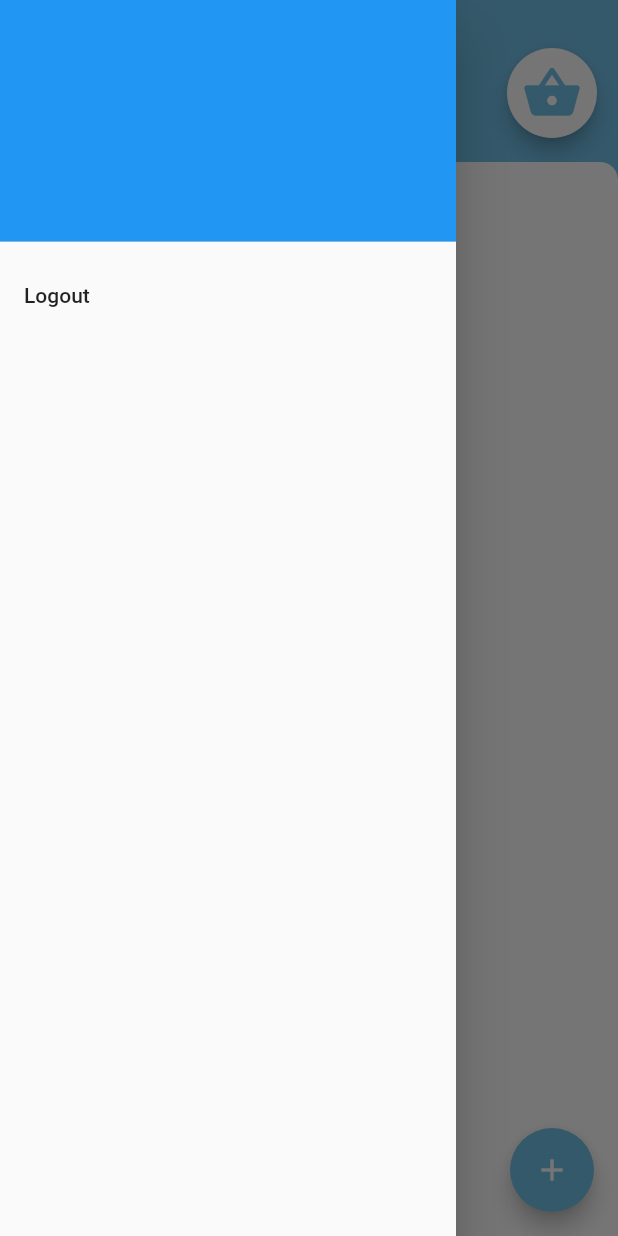
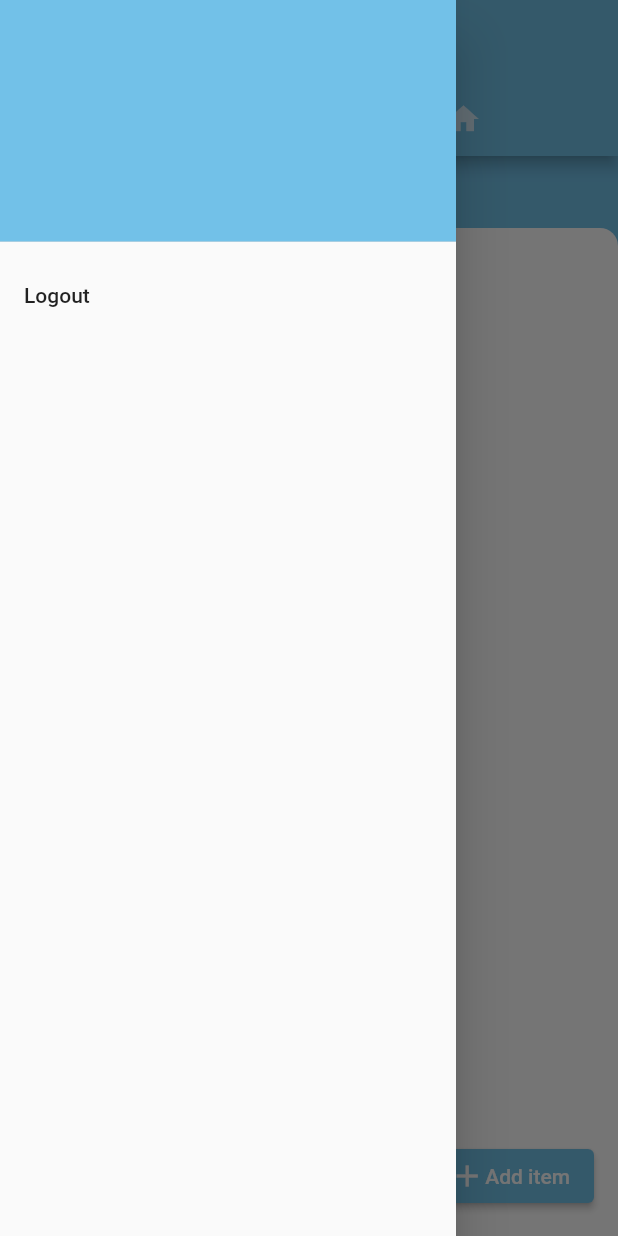
Before and after one commit to tomsitter/the_pantry, a Flutter app: the screen it shows once a user with an empty profile is signed in, with the side drawer open, on a phone screen of 412 x 824 dp. Run offline on Flutter 3.47's test engine with Material 2 defaults, Android fonts, the phone set to English and light mode, and no system bars; our stand-ins replace animated_text_kit, cloud_firestore, firebase_auth, firebase_core, jiffy, loading_overlay; missing offline and left inert: username_generator; accounts and stored records are empty.

Commit message:
Add pantry list, swiping to delete or transfer items

```diff
--- a/lib/main.dart
+++ b/lib/main.dart
@@ -1,14 +1,18 @@
 import 'package:firebase_auth/firebase_auth.dart';
 import 'package:firebase_core/firebase_core.dart';
+import 'package:flutter/cupertino.dart';
 import 'package:flutter/material.dart';
 import 'package:provider/provider.dart';
 import 'package:the_pantry/screens/grocery_screen.dart';
+import 'package:the_pantry/screens/home_screen.dart';
 import 'package:the_pantry/screens/login_screen.dart';
+import 'package:the_pantry/screens/pantry_screen.dart';
 import 'package:the_pantry/screens/registration_screen.dart';
 import 'package:the_pantry/screens/welcome_screen.dart';
 import 'package:the_pantry/services/authentication_service.dart';
 import 'package:the_pantry/services/firestore_service.dart';
 
+import 'constants.dart';
 import 'models/user_data.dart';
 
 Future main() async {
@@ -43,13 +47,18 @@ class MyApp extends StatelessWidget {
         )
       ],
       child: MaterialApp(
+        theme: Theme.of(context).copyWith(
+          primaryColor: AppTheme.blue,
+        ),
         title: 'The Pantry',
         home: AuthenticationWrapper(),
         routes: {
           WelcomeScreen.id: (context) => const WelcomeScreen(),
           LoginScreen.id: (context) => const LoginScreen(),
-          GroceryScreen.id: (context) => const GroceryScreen(),
           RegistrationScreen.id: (context) => const RegistrationScreen(),
+          HomeScreen.id: (context) => const HomeScreen(),
+          // PantryScreen.id: (context) => const PantryScreen(),
+          // GroceryScreen.id: (context) => const GroceryScreen(),
         },
       ),
     );
@@ -62,7 +71,7 @@ class AuthenticationWrapper extends StatelessWidget {
     final firebaseUser = context.watch<User?>();
 
     if (firebaseUser != null) {
-      return GroceryScreen();
+      return HomeScreen();
     }
     return WelcomeScreen();
   }
--- a/lib/models/user_data.dart
+++ b/lib/models/user_data.dart
@@ -1,11 +1,25 @@
 import 'dart:collection';
 import 'package:cloud_firestore/cloud_firestore.dart';
+import 'package:flutter/foundation.dart';
 import 'package:flutter/material.dart';
+import 'package:jiffy/jiffy.dart';
+
+enum Remaining { full, half, low, empty, expired }
+Map<String, Remaining> remainingConverter = {
+  'full': Remaining.full,
+  'half': Remaining.half,
+  'low': Remaining.low,
+  'empty': Remaining.empty,
+  'expired': Remaining.expired,
+};
 
 class UserData extends ChangeNotifier {
-  List<GroceryItem> _items;
+  GroceryList groceryList;
+  PantryList pantryList;
 
-  UserData(List<GroceryItem> items) : _items = items;
+  UserData(List<GroceryItem> items)
+      : groceryList = GroceryList(items),
+        pantryList = PantryList(<PantryItem>[]);
 
   factory UserData.fromFirestore(DocumentSnapshot<Map<String, dynamic>> doc) {
     if (doc.data() != null) {
@@ -16,45 +30,97 @@ class UserData extends ChangeNotifier {
   }
 
   UserData.fromJson(Map<String, dynamic> json)
-      : _items = json['grocery_cart']
+      : groceryList = GroceryList(
+          json['grocery_cart']
+              .entries
+              .map<GroceryItem>(
+                (entry) =>
+                    GroceryItem(name: entry.key, isSelected: entry.value),
+              )
+              .toList(),
+        ),
+        pantryList = PantryList(json['pantry']
             .entries
-            .map<GroceryItem>((entry) =>
-                GroceryItem(name: entry.key, isSelected: entry.value))
-            .toList();
+            .map<PantryItem>(
+              (entry) => PantryItem(
+                name: entry.key,
+                dateAdded: entry.value['dateAdded'].toDate(),
+                remaining: remainingConverter[entry.value['remaining']] ??
+                    Remaining.full,
+              ),
+            )
+            .toList());
 
   Map<String, dynamic> toJson() => {
-        'grocery_cart': {for (var item in _items) item.name: item.isSelected}
+        'grocery_cart': {
+          for (var item in groceryList.items) item.name: item.isSelected
+        },
+        'pantry': {
+          for (var item in pantryList.items)
+            item.name: {
+              'dateAdded': item.dateAdded,
+              'remaining': describeEnum(item.remaining),
+            }
+        }
       };
 
-  UnmodifiableListView<GroceryItem> get items {
+  transferItemFromGroceryToPantry(GroceryItem item) {
+    groceryList.delete(item);
+    pantryList.add(item.name);
+  }
+
+  transferItemFromPantryToGrocery(PantryItem item) {
+    pantryList.delete(item);
+    groceryList.add(item.name);
+  }
+}
+
+abstract class AbstractItemList<T> {
+  final List<T> _items;
+  AbstractItemList(this._items);
+  void add(String name);
+  void delete(T item);
+  void deleteAll();
+  int get count;
+  UnmodifiableListView<T> get items {
     return UnmodifiableListView(_items);
   }
+}
 
-  void addItem(String name, {bool isChecked = false}) {
+/// [GroceryList] manages a list of [GroceryItem]s
+class GroceryList extends AbstractItemList<GroceryItem> with ChangeNotifier {
+  GroceryList(_items) : super(_items);
+
+  @override
+  void add(String name) {
     _items.add(
-      GroceryItem(name: name, isSelected: isChecked),
+      GroceryItem(name: name, isSelected: false),
     );
     notifyListeners();
   }
 
-  void deleteItem(GroceryItem item) {
+  @override
+  void delete(GroceryItem item) {
     _items.remove(item);
     notifyListeners();
   }
 
-  void deleteAllItems() {
-    _items = <GroceryItem>[];
+  @override
+  void deleteAll() {
+    _items.clear();
     notifyListeners();
   }
 
-  void toggleItem(GroceryItem item) {
+  @override
+  int get count => _items.length;
+
+  void toggle(GroceryItem item) {
     item.toggleSelected();
     notifyListeners();
   }
-
-  int get count => _items.length;
 }
 
+/// A [GroceryItem] has a name, and a selected state (i.e., in the grocery basket)
 class GroceryItem {
   final String name;
   bool isSelected;
@@ -65,3 +131,51 @@ class GroceryItem {
     isSelected = !isSelected;
   }
 }
+
+/// [PantryList] manages a list of [PantryItem]s
+class PantryList extends AbstractItemList<PantryItem> with ChangeNotifier {
+  PantryList(_items) : super(_items);
+
+  @override
+  void add(String name) {
+    _items.add(
+      PantryItem(name: name, dateAdded: DateTime.now()),
+    );
+    notifyListeners();
+  }
+
+  @override
+  void delete(PantryItem item) {
+    _items.remove(item);
+    notifyListeners();
+  }
+
+  @override
+  void deleteAll() {
+    _items.clear();
+    notifyListeners();
+  }
+
+  @override
+  int get count => _items.length;
+}
+
+/// A [PantryItem] has a name, a date added, and a remaining amount
+class PantryItem {
+  final String name;
+  final DateTime dateAdded;
+  Remaining remaining;
+
+  PantryItem(
+      {required this.name,
+      this.remaining = Remaining.full,
+      required this.dateAdded});
+
+  String daysAgo() {
+    return Jiffy(dateAdded).fromNow();
+  }
+
+  void updateQuantity(Remaining newAmount) {
+    remaining = newAmount;
+  }
+}
--- a/lib/screens/grocery_screen.dart
+++ b/lib/screens/grocery_screen.dart
@@ -1,71 +1,33 @@
-import 'package:firebase_auth/firebase_auth.dart';
+import 'package:flutter/cupertino.dart';
 import 'package:flutter/material.dart';
 import 'package:provider/provider.dart';
 import 'package:the_pantry/models/user_data.dart';
-import 'package:the_pantry/services/firestore_service.dart';
-import 'package:the_pantry/widgets/app_drawer.dart';
 import 'package:the_pantry/widgets/grocery_list.dart';
 
-import '../constants.dart';
 import '../widgets/add_item_modal.dart';
 
 class GroceryScreen extends StatelessWidget {
   static String id = 'grocery_screen';
-  const GroceryScreen({Key? key}) : super(key: key);
+  final Color color;
+  const GroceryScreen({required this.color, Key? key}) : super(key: key);
 
   @override
   Widget build(BuildContext context) {
     UserData userData = context.watch<UserData>();
     return Scaffold(
-      floatingActionButton: FloatingActionButton(
-        backgroundColor: AppTheme.blue,
-        onPressed: () => showModalBottomSheet(
-          isScrollControlled: true,
-          context: context,
-          builder: (context) => AddItemModal(),
-        ),
-        child: const Icon(Icons.add),
-      ),
-      drawer: AppDrawer(),
+      backgroundColor: color,
       body: SafeArea(
         child: Column(
           crossAxisAlignment: CrossAxisAlignment.start,
           children: [
-            SizedBox(height: 32.0),
-            Row(
-              mainAxisAlignment: MainAxisAlignment.spaceBetween,
-              children: [
-                Padding(
-                  padding: const EdgeInsets.symmetric(horizontal: 32.0),
-                  child: Column(
-                    crossAxisAlignment: CrossAxisAlignment.start,
-                    children: [
-                      const Text(
-                        'My grocery list',
-                        style: TextStyle(
-                            color: Colors.white,
-                            fontSize: 32.0,
-                            fontWeight: FontWeight.bold),
-                      ),
-                      Text(
-                        '${userData.count} Items',
-                        style: const TextStyle(color: Colors.white),
-                      ),
-                    ],
-                  ),
-                ),
-                MaterialButton(
-                  onPressed: () {},
-                  elevation: 5.0,
-                  shape: const CircleBorder(),
-                  padding: EdgeInsets.all(10.0),
-                  color: Colors.white,
-                  child: const Icon(Icons.shopping_basket,
-                      color: AppTheme.blue, size: 40.0),
-                ),
-              ],
+            Padding(
+              padding:
+                  const EdgeInsets.symmetric(horizontal: 32.0, vertical: 16.0),
+              child: Text(
+                '${userData.groceryList.count} Items',
+                style: const TextStyle(color: Colors.white),
+              ),
             ),
-            const SizedBox(height: 16.0),
             Expanded(
               child: Container(
                 decoration: const BoxDecoration(
@@ -78,14 +40,30 @@ class GroceryScreen extends StatelessWidget {
                 child: Padding(
                   padding: const EdgeInsets.only(
                       left: 8.0, top: 8.0, right: 8.0, bottom: 88.0),
-                  child: GroceryList(),
+                  child: DismissibleGroceryList(),
                 ),
               ),
             ),
           ],
         ),
       ),
-      backgroundColor: AppTheme.blue,
+      floatingActionButton: ElevatedButton(
+        style: ButtonStyle(
+          backgroundColor: MaterialStateProperty.all<Color>(color),
+        ),
+        onPressed: () => showModalBottomSheet(
+          isScrollControlled: true,
+          context: context,
+          builder: (context) => AddItemModal(itemList: userData.groceryList),
+        ),
+        child: Wrap(
+          crossAxisAlignment: WrapCrossAlignment.center,
+          children: const [
+            Icon(Icons.add),
+            Text('Add item'),
+          ],
+        ),
+      ),
     );
   }
 }
--- /dev/null
+++ b/lib/screens/home_screen.dart
@@ -0,0 +1,65 @@
+import 'package:flutter/material.dart';
+import 'package:provider/provider.dart';
+import 'package:the_pantry/models/user_data.dart';
+import 'package:the_pantry/screens/grocery_screen.dart';
+import 'package:the_pantry/screens/pantry_screen.dart';
+import 'package:the_pantry/widgets/app_drawer.dart';
+import 'package:the_pantry/widgets/grocery_list.dart';
+
+import '../constants.dart';
+import '../widgets/add_item_modal.dart';
+
+class HomeScreen extends StatefulWidget {
+  static String id = 'home_screen';
+  const HomeScreen({Key? key}) : super(key: key);
+
+  @override
+  State<HomeScreen> createState() => _HomeScreenState();
+}
+
+class _HomeScreenState extends State<HomeScreen> {
+  int _selectedTab = 0;
+  final List<Color> _pageColors = [
+    AppTheme.blue,
+    AppTheme.redBrown,
+  ];
+  final List<String> _pageName = ['My Grocery List', 'My Pantry'];
+
+  @override
+  Widget build(BuildContext context) {
+    return DefaultTabController(
+      length: 2,
+      child: Scaffold(
+        appBar: AppBar(
+          backgroundColor: _pageColors[_selectedTab],
+          title: Text(
+            _pageName[_selectedTab],
+            style: const TextStyle(
+                color: Colors.white,
+                fontSize: 18.0,
+                fontWeight: FontWeight.bold),
+          ),
+          bottom: TabBar(
+            indicatorColor: AppTheme.paleYellow,
+            tabs: const [
+              Tab(icon: Icon(Icons.shopping_cart)),
+              Tab(icon: Icon(Icons.home)),
+            ],
+            onTap: (int index) {
+              setState(() {
+                _selectedTab = index;
+              });
+            },
+          ),
+        ),
+        drawer: AppDrawer(color: _pageColors[_selectedTab]),
+        body: TabBarView(
+          children: [
+            GroceryScreen(color: _pageColors[0]),
+            PantryScreen(color: _pageColors[1]),
+          ],
+        ),
+      ),
+    );
+  }
+}
--- a/lib/widgets/add_item_modal.dart
+++ b/lib/widgets/add_item_modal.dart
@@ -9,8 +9,9 @@ import '../models/user_data.dart';
 
 class AddItemModal extends StatelessWidget {
   final textController = TextEditingController();
+  final AbstractItemList itemList;
 
-  AddItemModal({Key? key}) : super(key: key);
+  AddItemModal({Key? key, required this.itemList}) : super(key: key);
 
   @override
   Widget build(BuildContext context) {
@@ -45,7 +46,7 @@ class AddItemModal extends StatelessWidget {
                     MaterialStateProperty.all<Color>(AppTheme.blue),
               ),
               onPressed: () {
-                userData.addItem(textController.text);
+                itemList.add(textController.text);
                 db.updateUserData(user, userData);
                 Navigator.pop(context);
               },
--- a/lib/widgets/app_drawer.dart
+++ b/lib/widgets/app_drawer.dart
@@ -4,11 +4,13 @@ import 'package:provider/provider.dart';
 import 'package:the_pantry/models/user_data.dart';
 import 'package:the_pantry/screens/welcome_screen.dart';
 import 'package:the_pantry/services/authentication_service.dart';
-import 'package:the_pantry/services/firestore_service.dart';
 
 class AppDrawer extends StatelessWidget {
+  final Color color;
+
   const AppDrawer({
     Key? key,
+    required this.color,
   }) : super(key: key);
 
   @override
@@ -27,12 +29,15 @@ class AppDrawer extends StatelessWidget {
           UserAccountsDrawerHeader(
             accountName: Text(displayName),
             accountEmail: Text(email),
+            decoration: BoxDecoration(
+              color: color,
+            ),
           ),
           ListTile(
             title: const Text('Logout'),
             onTap: () async {
               context.read<AuthenticationService>().signOut();
-              context.read<UserData>().deleteAllItems();
+              context.read<UserData>().groceryList.deleteAll();
               Navigator.pushNamed(context, WelcomeScreen.id);
             },
           ),
--- a/lib/widgets/grocery_list.dart
+++ b/lib/widgets/grocery_list.dart
@@ -5,68 +5,74 @@ import 'package:the_pantry/models/user_data.dart';
 import 'package:the_pantry/services/firestore_service.dart';
 
 import '../constants.dart';
+import 'dismissible_widget.dart';
 
-class GroceryList extends StatelessWidget {
-  GroceryList({Key? key}) : super(key: key);
+class DismissibleGroceryList extends StatelessWidget {
+  DismissibleGroceryList({Key? key}) : super(key: key);
 
   @override
   Widget build(BuildContext context) {
     User? user = context.watch<User?>();
     UserData userData = context.watch<UserData>();
+    final groceryList = userData.groceryList;
     FirestoreService db = context.read<FirestoreService>();
 
     if (user == null) {
-      return CircularProgressIndicator(color: AppTheme.warmRed);
+      return const CircularProgressIndicator(color: AppTheme.warmRed);
     } else {
       return ListView.builder(
         itemBuilder: (context, index) {
-          final item = userData.items[index];
-          return Dismissible(
-            key: Key(item.name),
-            onDismissed: (direction) {
-              userData.deleteItem(item);
-              db.updateUserData(user, userData);
-              ScaffoldMessenger.of(context).showSnackBar(
-                  SnackBar(content: Text('${item.name} deleted')));
-            },
-            background: Container(color: AppTheme.warmRed),
+          final item = groceryList.items[index];
+          return DismissibleWidget(
+            item: item,
+            altListIcon: Icons.home,
+            // swipe left to delete
+            deleteDirection: DismissibleWidget.left,
             child: _GroceryTile(
-              name: item.name,
-              isChecked: item.isSelected,
+              item: item,
               checkboxCallback: (bool? checkboxState) {
-                userData.toggleItem(item);
+                groceryList.toggle(item);
                 db.updateUserData(user, userData);
               },
             ),
+            onDismissed: (direction) {
+              if (direction == DismissDirection.endToStart) {
+                groceryList.delete(item);
+
+                ScaffoldMessenger.of(context).showSnackBar(
+                    SnackBar(content: Text('${item.name} deleted')));
+              } else if (direction == DismissDirection.startToEnd) {
+                // Tranfer item to pantry
+                userData.transferItemFromGroceryToPantry(item);
+                db.updateUserData(user, userData);
+              }
+              db.updateUserData(user, userData);
+            },
           );
         },
-        itemCount: userData.count,
+        itemCount: groceryList.count,
       );
     }
   }
 }
 
 class _GroceryTile extends StatelessWidget {
-  final bool isChecked;
-  final String name;
+  final GroceryItem item;
   final Function(bool?) checkboxCallback;
 
   const _GroceryTile(
-      {Key? key,
-      required this.isChecked,
-      required this.name,
-      required this.checkboxCallback})
+      {Key? key, required this.item, required this.checkboxCallback})
       : super(key: key);
 
   @override
   Widget build(BuildContext context) {
     return CheckboxListTile(
       title: Text(
-        name,
+        item.name,
         style: TextStyle(
-            decoration: isChecked ? TextDecoration.lineThrough : null),
+            decoration: item.isSelected ? TextDecoration.lineThrough : null),
       ),
-      value: isChecked,
+      value: item.isSelected,
       onChanged: checkboxCallback,
     );
   }
--- /dev/null
+++ b/lib/widgets/pantry_list.dart
@@ -0,0 +1,65 @@
+import 'package:firebase_auth/firebase_auth.dart';
+import 'package:flutter/material.dart';
+import 'package:provider/provider.dart';
+import 'package:the_pantry/models/user_data.dart';
+import 'package:the_pantry/services/firestore_service.dart';
+
+import '../constants.dart';
+import 'dismissible_widget.dart';
+
+class DismissiblePantryList extends StatelessWidget {
+  DismissiblePantryList({Key? key}) : super(key: key);
+
+  @override
+  Widget build(BuildContext context) {
+    User? user = context.watch<User?>();
+    UserData userData = context.watch<UserData>();
+    final pantryList = userData.pantryList;
+    FirestoreService db = context.read<FirestoreService>();
+
+    if (user == null) {
+      return const CircularProgressIndicator(color: AppTheme.warmRed);
+    } else {
+      return ListView.builder(
+        itemBuilder: (context, index) {
+          final item = pantryList.items[index];
+          return DismissibleWidget(
+            item: item,
+            altListIcon: Icons.shopping_cart,
+            // swipe left to delete
+            deleteDirection: DismissibleWidget.right,
+            child: _PantryTile(
+              item: item,
+            ),
+            onDismissed: (direction) {
+              if (direction == DismissDirection.startToEnd) {
+                pantryList.delete(item);
+                ScaffoldMessenger.of(context).showSnackBar(
+                    SnackBar(content: Text('${item.name} deleted')));
+              } else if (direction == DismissDirection.endToStart) {
+                userData.transferItemFromPantryToGrocery(item);
+                db.updateUserData(user, userData);
+              }
+              db.updateUserData(user, userData);
+            },
+          );
+        },
+        itemCount: pantryList.count,
+      );
+    }
+  }
+}
+
+class _PantryTile extends StatelessWidget {
+  final PantryItem item;
+
+  const _PantryTile({Key? key, required this.item}) : super(key: key);
+
+  @override
+  Widget build(BuildContext context) {
+    return ListTile(
+      title: Text(item.name),
+      subtitle: Text('Added ${item.daysAgo()}'),
+    );
+  }
+}
--- a/pubspec.yaml
+++ b/pubspec.yaml
@@ -44,6 +44,8 @@ dependencies:
   flutter_native_splash: ^1.3.1
   cloud_firestore: ^3.1.0
   username_generator: ^1.3.0
+  timeago: ^3.1.0
+  jiffy: ^4.1.0
 
 dev_dependencies:
   flutter_test:
```
Also changed, not shown: lib/screens/login_screen.dart (+1 -9 lines), lib/screens/pantry_screen.dart (+70 -0 lines), lib/services/authentication_service.dart (+30 -1 lines), lib/widgets/dismissible_widget.dart (added, +62 -0 lines), pubspec.lock.
